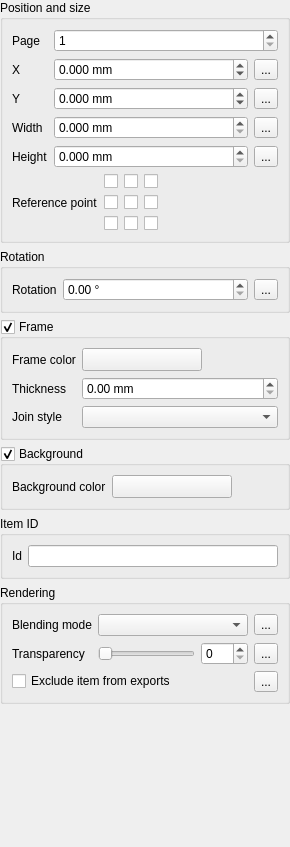
qgis/QGIS, file src/ui/qgscomposeritemwidgetbase.ui: the form before one commit.
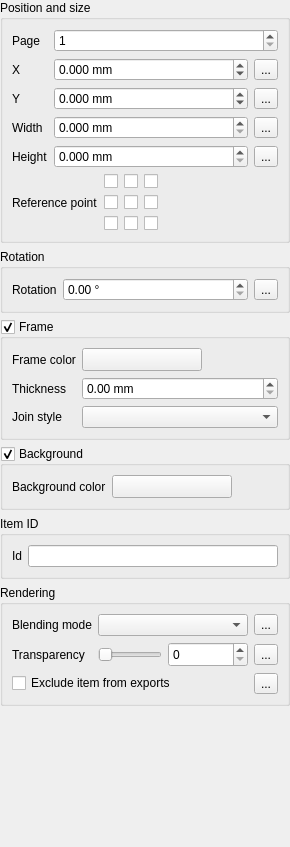
The form after the commit. Custom widgets are drawn as their Qt base class.

Commit message:
Also evaluate expressions entered in QgsSpinBox
and flip all composer spin boxes to QgsSpinBox (refs #10544)

Patch:
```diff
--- a/src/ui/qgscomposeritemwidgetbase.ui
+++ b/src/ui/qgscomposeritemwidgetbase.ui
@@ -646,7 +646,13 @@
          </widget>
         </item>
         <item>
-         <widget class="QSpinBox" name="mTransparencySpnBx">
+         <widget class="QgsSpinBox" name="mTransparencySpnBx">
+          <property name="minimumSize">
+           <size>
+            <width>80</width>
+            <height>25</height>
+           </size>
+          </property>
           <property name="maximum">
            <number>100</number>
           </property>
@@ -717,6 +723,11 @@
    <extends>QDoubleSpinBox</extends>
    <header>qgsdoublespinbox.h</header>
   </customwidget>
+  <customwidget>
+   <class>QgsSpinBox</class>
+   <extends>QSpinBox</extends>
+   <header>qgsspinbox.h</header>
+  </customwidget>
   <customwidget>
    <class>QgsPenJoinStyleComboBox</class>
    <extends>QComboBox</extends>
```
Left out of the diff: 5 changed lines with no effect on the pictures. The commit also changes 14 other files.
